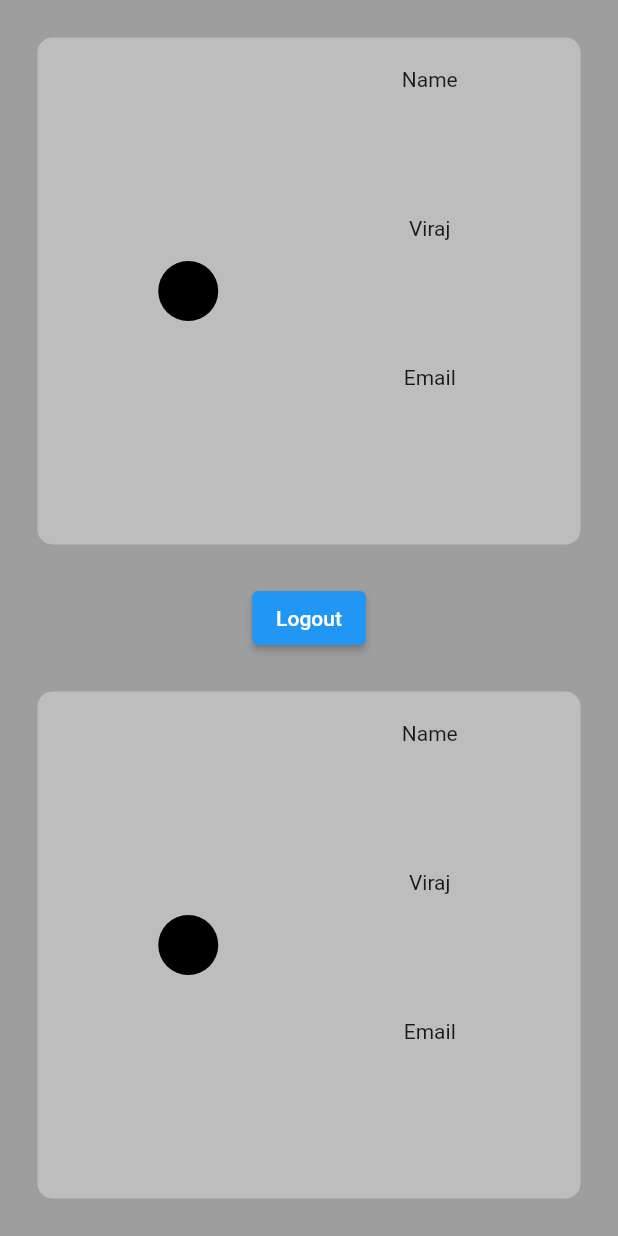
After one commit to 19IT117/medichat, a Flutter app: the UserDesk screen opened directly, on a phone screen of 412 x 824 dp. The commit adds this screen. Run offline on Flutter 3.47's test engine with Material 2 defaults, Android fonts, the phone set to English and light mode, and no system bars; our stand-ins replace bottom_navy_bar, bubble, convex_bottom_bar, curved_navigation_bar, firebase_auth, firebase_core and 2 more; missing offline and left inert: flutter_dialogflow; accounts and stored records are empty.

Commit message:
Updated UI of logout and Background Colors

```diff
--- a/lib/Screens.dart
+++ b/lib/Screens.dart
@@ -5,6 +5,7 @@ import 'package:medichat/Settings.dart';
 import 'package:medichat/Storage.dart';
 import 'ChatBot.dart';
 import 'home_page.dart';
+import 'UserDesk.dart';
 import 'package:bottom_navy_bar/bottom_navy_bar.dart';
 
 class screens extends StatefulWidget {
@@ -14,7 +15,7 @@ class screens extends StatefulWidget {
 
 class _screensState extends State<screens> {
   int selectPage=0;
-  List screen=[home_page(),storage(),chatbot(),blog(),settings()];
+  List screen=[home_page(),storage(),chatbot(),blog(),UserDesk()];
   @override
   Widget build(BuildContext context) {
     return Scaffold(
--- /dev/null
+++ b/lib/UserDesk.dart
@@ -0,0 +1,82 @@
+import 'package:flutter/material.dart';
+import 'package:flutter/rendering.dart';
+import 'package:firebase_auth/firebase_auth.dart';
+import 'package:flutter/material.dart';
+import 'package:provider/provider.dart';
+
+import 'Google_sign_in.dart';
+
+class UserDesk extends StatefulWidget {
+  @override
+  _UserDeskState createState() => _UserDeskState();
+}
+
+class _UserDeskState extends State<UserDesk> {
+  @override
+  Widget build(BuildContext context) {
+    return Scaffold(
+      backgroundColor: Colors.grey.shade500,
+      body: SafeArea(
+        child: Column(
+          children: <Widget>[
+            Expanded(child: Container(
+                margin: EdgeInsets.all(25),
+                decoration: BoxDecoration(
+                  borderRadius: BorderRadius.all(Radius.circular(10.0)),
+                  color: Colors.grey.shade400,
+                ),
+              child: Container(
+                margin: EdgeInsets.all(20),
+                child: Row(
+                  mainAxisAlignment: MainAxisAlignment.spaceAround,
+                  children: <Widget>[
+                    Expanded(child: CircleAvatar(backgroundColor: Colors.black)),
+                    Expanded(child: Column(
+                      children: <Widget>[
+                        Expanded(child: Text('Name')),
+                        Expanded(child: Text('Viraj')),
+                        Expanded(child: Text('Email'))
+                      ],
+                    )),
+                  ],
+                ),
+              )
+            )),
+             ElevatedButton(
+              onPressed: () {
+                final provider =
+                Provider.of<GoogleSignInProvider>(context, listen: false);
+                provider.logout();
+              },
+              child: Text('Logout'),
+            ),
+            Expanded(child: Container(
+                margin: EdgeInsets.all(25),
+                decoration: BoxDecoration(
+                  borderRadius: BorderRadius.all(Radius.circular(10.0)),
+                  color: Colors.grey.shade400,
+                ),
+                child: Container(
+                  margin: EdgeInsets.all(20),
+                  child: Row(
+                    mainAxisAlignment: MainAxisAlignment.spaceAround,
+                    children: <Widget>[
+                      Expanded(child: CircleAvatar(backgroundColor: Colors.black)),
+                      Expanded(child: Column(
+                        children: <Widget>[
+                          Expanded(child: Text('Name')),
+                          Expanded(child: Text('Viraj')),
+                          Expanded(child: Text('Email'))
+                        ],
+                      )),
+                    ],
+                  ),
+                )
+            )),
+
+          ],
+        ),
+      ),
+    );
+  }
+}
```
